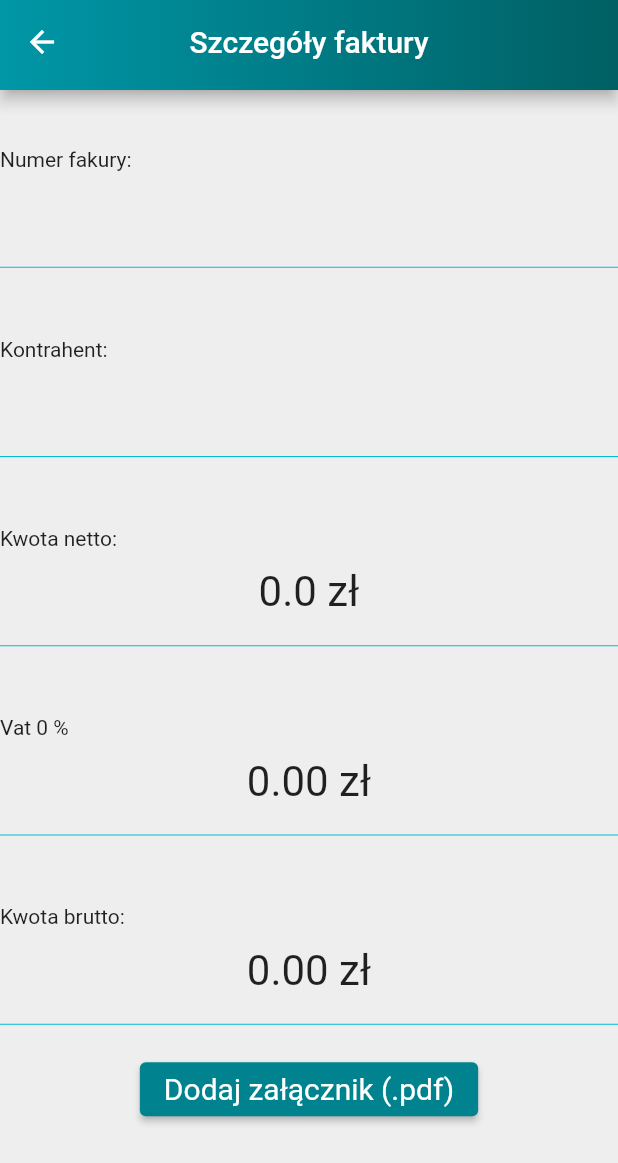
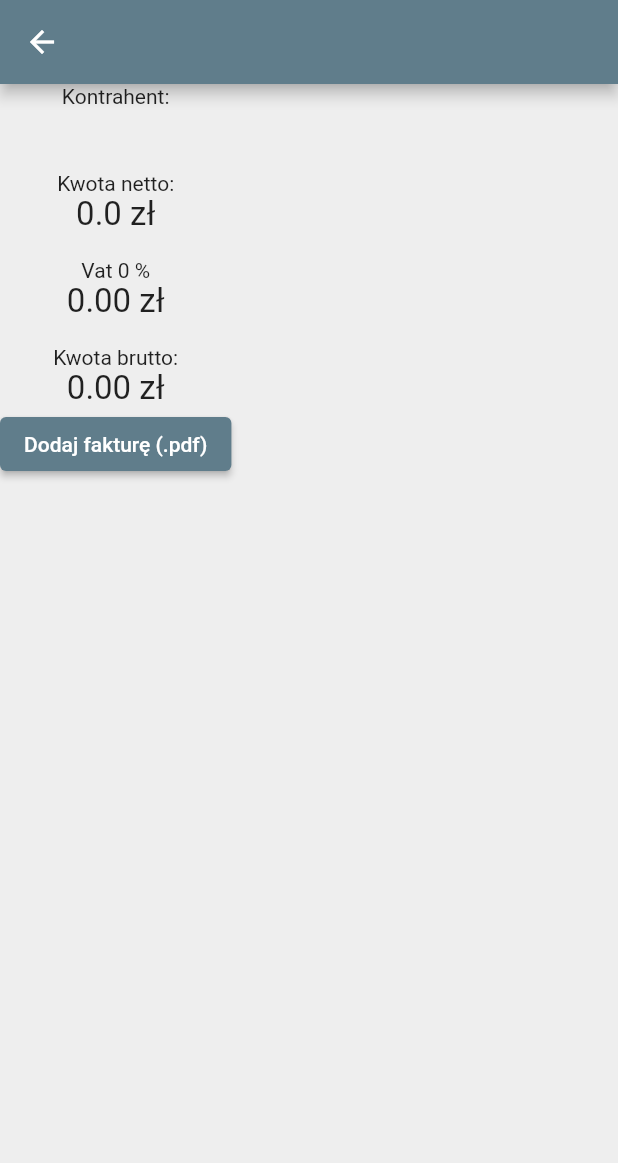
Before and after one commit to mgudalewicz/invoices, a Flutter app: the InvoiceViewDetailsBody screen opened directly with empty values, on a phone screen of 412 x 824 dp. Shown: the top 1163 px of the screen. Run offline on Flutter 3.47's test engine with Material 2 defaults, Android fonts, the phone set to English and light mode, and no system bars; our stand-ins replace bloc, cloud_firestore, equatable, file_picker, firebase_core, firebase_storage and 3 more; missing offline and left inert: syncfusion_flutter_pdfviewer; accounts and stored records are empty; statements that could not run were skipped.

Commit message:
Create invoice_view_details

```diff
--- a/lib/invoices_view/invoice_view_details.dart/invoice_view_details_body.dart
+++ b/lib/invoices_view/invoice_view_details.dart/invoice_view_details_body.dart
@@ -7,9 +7,7 @@
 import 'package:invoices/invoices_view/invoice_view_details.dart/cubit/invoice_view_details_cubit.dart';
 import 'package:invoices/invoices_view/invoice_view_details.dart/invoice_view_details_screen.dart';
 import 'package:invoices/models/invoice/invoice.dart';
-import 'package:invoices/widgets/app_bar_widget.dart';
-import 'package:invoices/widgets/app_button.dart';
-import 'package:invoices/widgets/pdf_viewer.dart';
+import 'package:invoices/pdf_viewer.dart';
 
 class InvoiceViewDetailsBody extends StatefulWidget {
   const InvoiceViewDetailsBody({
@@ -33,52 +31,49 @@
       isLink = true;
     }
     return Scaffold(
-      appBar: AppBarWidget(
-        leading: _backToPreviousSide(),
-        title: 'Szczegóły faktury',
+      appBar: AppBar(
+        leading: IconButton(
+          onPressed: GoToInvoiceViewHome,
+          icon: const Icon(Icons.arrow_back),
+        ),
+        title: Text(widget.state.invoice.invoiceNumber),
       ),
       body: Column(
-        mainAxisAlignment: MainAxisAlignment.spaceEvenly,
-        crossAxisAlignment: CrossAxisAlignment.start,
         children: [
-          const SizedBox(height: 16),
-          const Text('Numer fakury:'),
-          _incomingDetails(widget.state.invoice.invoiceNumber),
-          const Divider(color: Colors.cyan),
-          const SizedBox(height: 16),
           const Text('Kontrahent:'),
-          _incomingDetails(widget.state.invoice.counterpartyName),
-          const Divider(color: Colors.cyan),
+          Text(
+            widget.state.invoice.counterpartyName,
+            style: const TextStyle(fontSize: 22.0),
+          ),
           const SizedBox(height: 16),
           const Text('Kwota netto:'),
-          _incomingDetails('${widget.state.invoice.netAmount.toString()} zł'),
-          const Divider(color: Colors.cyan),
+          Text(
+            '${widget.state.invoice.netAmount.toString()} zł',
+            style: const TextStyle(fontSize: 22.0),
+          ),
           const SizedBox(height: 16),
           Text('Vat ${(widget.state.invoice.vat * 100).round()} %'),
-          _incomingDetails('${(widget.state.invoice.netAmount * widget.state.invoice.vat).toStringAsFixed(2)} zł'),
-          const Divider(color: Colors.cyan),
+          Text(
+            '${(widget.state.invoice.netAmount * widget.state.invoice.vat).toStringAsFixed(2)} zł',
+            style: const TextStyle(fontSize: 22.0),
+          ),
           const SizedBox(height: 16),
           const Text('Kwota brutto:'),
-          _incomingDetails(
-              '${(widget.state.invoice.netAmount * widget.state.invoice.vat + widget.state.invoice.netAmount).toStringAsFixed(2)} zł'),
-          const Divider(color: Colors.cyan),
+          Text(
+            '${(widget.state.invoice.netAmount * widget.state.invoice.vat + widget.state.invoice.netAmount).toStringAsFixed(2)} zł',
+            style: const TextStyle(fontSize: 22.0),
+          ),
           if (isLink == false)
-            Row(
-              mainAxisAlignment: MainAxisAlignment.center,
-              children: [
-                AppButton(
+            ElevatedButton(
               onPressed: selectAndSavePdf,
-                  text: 'Dodaj załącznik (.pdf)',
+              child: const Text('Dodaj fakturę (.pdf)'),
             ),
-              ],
-            ),
-          const SizedBox(height: 20),
           if (isLink != false)
             Row(
               mainAxisAlignment: MainAxisAlignment.center,
               children: [
                 const SizedBox(width: 30),
-                AppButton(
+                ElevatedButton(
                   onPressed: () {
                     Navigator.of(context).push(
                       MaterialPageRoute(
@@ -88,10 +83,11 @@
                       ),
                     );
                   },
-                  text: 'Otwórz załącznik',
+                  child: const Text('Otwórz fakturę'),
                 ),
-                IconButton(
-                  iconSize: 25,
+                SizedBox(
+                  width: 40,
+                  child: IconButton(
                     onPressed: (() => deletePDF(invoice: widget.state.invoice)),
                     icon: const Icon(
                       Icons.delete_forever,
@@ -99,30 +95,11 @@
                       size: 35,
                     ),
                   ),
+                ),
               ],
             ),
-          const SizedBox(height: 20),
         ],
       ),
-    );
-  }
-
-  Widget _incomingDetails(String text) {
-    return Row(
-      mainAxisAlignment: MainAxisAlignment.center,
-      children: [
-        Text(
-          text,
-          style: const TextStyle(fontSize: 28.0),
-        ),
-      ],
-    );
-  }
-
-  IconButton _backToPreviousSide() {
-    return IconButton(
-      onPressed: goToInvoiceViewHome,
-      icon: const Icon(Icons.arrow_back),
     );
   }
 
@@ -170,7 +147,7 @@
     return refreshPage();
   }
 
-  Future<void> goToInvoiceViewHome() {
+  Future<void> GoToInvoiceViewHome() {
     return Navigator.of(context).push(
       MaterialPageRoute(
         builder: (context) => const HomePage(pageIndex: 1),
--- a/lib/invoices_view/invoice_view_home.dart/invoice_view_home_screen.dart
+++ b/lib/invoices_view/invoice_view_home.dart/invoice_view_home_screen.dart
@@ -11,10 +11,6 @@
     return BlocProvider(
         create: (context) => InvoiceViewHomeCubit()..init(),
         child: BlocBuilder<InvoiceViewHomeCubit, InvoiceViewHomeState>(builder: (context, state) {
-          if (state is InvoiceViewHomeErrorState) {
-            return Center(child: Text('Coś poszło nie tak: ${state.error}'));
-          }
-
           if (state is InvoiceViewHomeLoadingState) {
             return const Center(child: CircularProgressIndicator());
           }
--- a/lib/manager/invoices_data_manager.dart
+++ b/lib/manager/invoices_data_manager.dart
@@ -35,7 +35,6 @@
     }
   }
 
-<<<<<<< HEAD
   Future<void> deletePdf({
     required String idInvoice,
     required String ulrLink,
@@ -76,8 +75,6 @@
     }
   }
 
-=======
->>>>>>> 256f233 (add download and display pdf to 'add_invoice' page)
   Future<String?> uploadFile({
     required File invoicePDF,
   }) async {
--- a/lib/pdf_viewer.dart
+++ b/lib/pdf_viewer.dart
@@ -20,6 +20,7 @@
 class _PdfViewerState extends State<PdfViewer> {
   late PdfViewerController _pdfViewerController;
 
+  @override
   void initState() {
     _pdfViewerController = PdfViewerController();
     super.initState();
```
Also changed, not shown: lib/data_providers/invoices_data_provider.dart (+0 -10 lines), lib/invoices_view/invoice_view_details.dart/cubit/invoice_view_details_cubit.dart (+2 -7 lines), lib/invoices_view/invoice_view_home.dart/invoice_view_home_body.dart (+18 -52 lines). Lines whose indentation alone changed are shown as unchanged.
